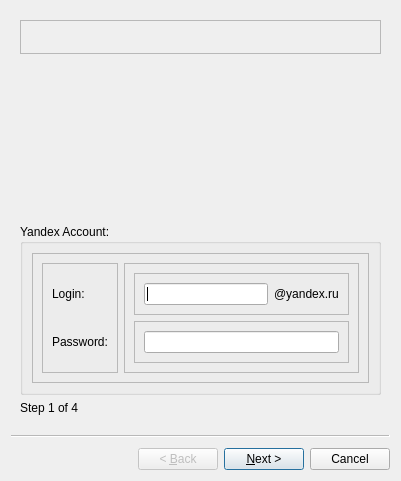
Qt form qt/wizard.ui (avsokol/yandish-code) before a commit.
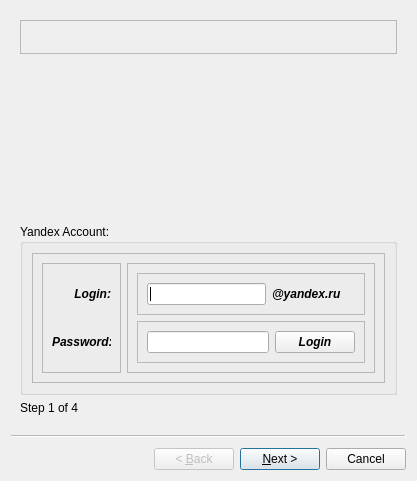
The same form after that commit. Icons and pictures are not drawn.

Commit message:
added button to setup widget
	modified:   qt/wizard.ui

Diff of the .ui file:
```diff
--- a/qt/wizard.ui
+++ b/qt/wizard.ui
@@ -6,7 +6,7 @@
    <rect>
     <x>0</x>
     <y>0</y>
-    <width>401</width>
+    <width>417</width>
     <height>481</height>
    </rect>
   </property>
@@ -103,13 +103,30 @@
             <layout class="QVBoxLayout" name="verticalLayout">
              <item>
               <widget class="QLabel" name="loginLabel">
+               <property name="font">
+                <font>
+                 <weight>75</weight>
+                 <italic>true</italic>
+                 <bold>true</bold>
+                </font>
+               </property>
                <property name="text">
                 <string>Login:</string>
                </property>
+               <property name="alignment">
+                <set>Qt::AlignRight|Qt::AlignTrailing|Qt::AlignVCenter</set>
+               </property>
               </widget>
              </item>
              <item>
               <widget class="QLabel" name="passLabel">
+               <property name="font">
+                <font>
+                 <weight>75</weight>
+                 <italic>true</italic>
+                 <bold>true</bold>
+                </font>
+               </property>
                <property name="text">
                 <string>Password:</string>
                </property>
@@ -143,10 +160,30 @@
                </property>
                <layout class="QHBoxLayout" name="horizontalLayout">
                 <item>
-                 <widget class="QLineEdit" name="yaLogin"/>
+                 <widget class="QLineEdit" name="yaLogin">
+                  <property name="minimumSize">
+                   <size>
+                    <width>119</width>
+                    <height>0</height>
+                   </size>
+                  </property>
+                  <property name="maximumSize">
+                   <size>
+                    <width>119</width>
+                    <height>16777215</height>
+                   </size>
+                  </property>
+                 </widget>
                 </item>
                 <item>
                  <widget class="QLabel" name="yandexRu">
+                  <property name="font">
+                   <font>
+                    <weight>75</weight>
+                    <italic>true</italic>
+                    <bold>true</bold>
+                   </font>
+                  </property>
                   <property name="text">
                    <string>@yandex.ru</string>
                   </property>
@@ -163,7 +200,7 @@
                <property name="frameShadow">
                 <enum>QFrame::Raised</enum>
                </property>
-               <layout class="QVBoxLayout" name="verticalLayout_4">
+               <layout class="QHBoxLayout" name="horizontalLayout_11">
                 <item>
                  <widget class="QLineEdit" name="yaPass">
                   <property name="sizePolicy">
@@ -172,6 +209,12 @@
                     <verstretch>0</verstretch>
                    </sizepolicy>
                   </property>
+                  <property name="minimumSize">
+                   <size>
+                    <width>119</width>
+                    <height>0</height>
+                   </size>
+                  </property>
                   <property name="inputMethodHints">
                    <set>Qt::ImhHiddenText|Qt::ImhNoAutoUppercase|Qt::ImhNoPredictiveText</set>
                   </property>
@@ -180,6 +223,20 @@
                   </property>
                  </widget>
                 </item>
+                <item>
+                 <widget class="QPushButton" name="pushButton">
+                  <property name="font">
+                   <font>
+                    <weight>75</weight>
+                    <italic>true</italic>
+                    <bold>true</bold>
+                   </font>
+                  </property>
+                  <property name="text">
+                   <string>Login</string>
+                  </property>
+                 </widget>
+                </item>
                </layout>
               </widget>
              </item>
```
Left out of the diff: 8 changed lines with no effect on the pictures.
